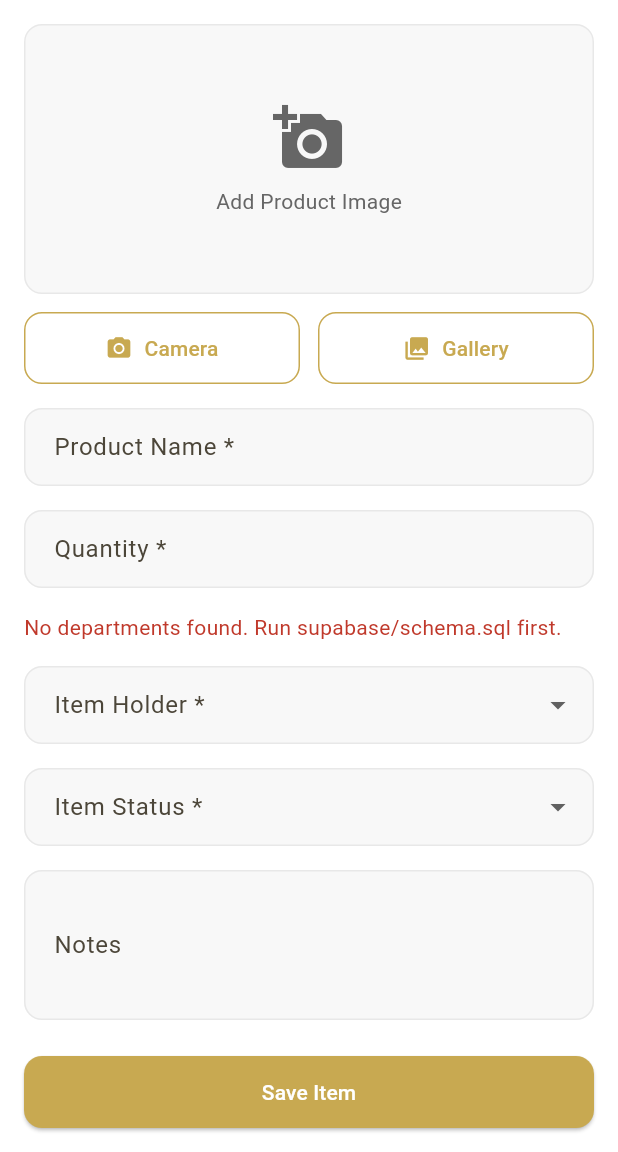
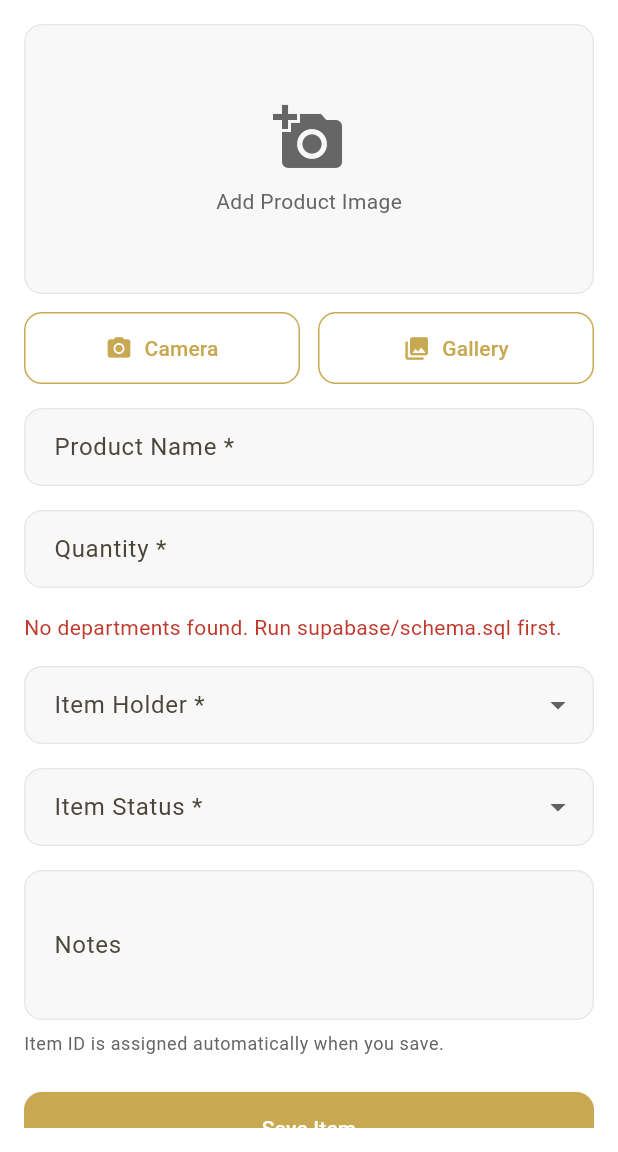
Before and after one commit to N4theee/OLT_INVENTORY, a Flutter app: the AddInventoryScreen screen opened directly, on a phone screen of 412 x 824 dp, the part 84-1236 px from its top. Run offline on Flutter 3.47's test engine with Material 3 defaults, Android fonts, the phone set to English and light mode, and no system bars; our stand-ins replace cached_network_image, image_picker, pdf, printing, share_plus, supabase_flutter; accounts and stored records are empty.

Commit message:
Update inventory features and item code support

```diff
--- a/lib/constants/app_constants.dart
+++ b/lib/constants/app_constants.dart
@@ -67,4 +67,22 @@ class AppConstants {
     'CED',
     'Uncategorized',
   ];
+
+  static const Map<String, String> departmentCodes = {
+    'Pastors Department': 'PST',
+    'Board': 'BRD',
+    "Men's Department": 'MEN',
+    "Women's Department": 'WOM',
+    'Youth Department': 'YOF',
+    'CED': 'CED',
+    'Uncategorized': 'UNC',
+  };
+
+  static const Map<String, String> cedCategoryCodes = {
+    'Dancers': 'DNC',
+    'Musicians': 'MSC',
+    'Sound System': 'SND',
+    'Sunday School': 'SUN',
+    'Technical': 'TEC',
+  };
 }
--- a/lib/models/inventory_item_model.dart
+++ b/lib/models/inventory_item_model.dart
@@ -11,6 +11,7 @@ class InventoryItem {
     this.imageUrl,
     this.notes,
     this.cedCategory,
+    this.itemCode,
     required this.dateAdded,
     required this.lastUpdated,
     this.isDeleted = false,
@@ -26,6 +27,7 @@ class InventoryItem {
   final String? imageUrl;
   final String? notes;
   final String? cedCategory;
+  final String? itemCode;
   final DateTime dateAdded;
   final DateTime lastUpdated;
   final bool isDeleted;
@@ -48,6 +50,7 @@ class InventoryItem {
       imageUrl: json['image_url'] as String?,
       notes: json['notes'] as String?,
       cedCategory: json['ced_category'] as String?,
+      itemCode: json['item_code'] as String?,
       dateAdded: DateTime.parse(json['date_added'] as String),
       lastUpdated: DateTime.parse(json['last_updated'] as String),
       isDeleted: json['is_deleted'] as bool? ?? false,
@@ -65,6 +68,7 @@ class InventoryItem {
       'image_url': imageUrl,
       'notes': notes,
       'ced_category': cedCategory,
+      'item_code': itemCode,
       'date_added': dateAdded.toIso8601String(),
       'last_updated': lastUpdated.toIso8601String(),
       'is_deleted': isDeleted,
@@ -95,6 +99,7 @@ class InventoryItem {
     String? imageUrl,
     String? notes,
     String? cedCategory,
+    String? itemCode,
     DateTime? dateAdded,
     DateTime? lastUpdated,
     bool? isDeleted,
@@ -110,6 +115,7 @@ class InventoryItem {
       imageUrl: imageUrl ?? this.imageUrl,
       notes: notes ?? this.notes,
       cedCategory: cedCategory ?? this.cedCategory,
+      itemCode: itemCode ?? this.itemCode,
       dateAdded: dateAdded ?? this.dateAdded,
       lastUpdated: lastUpdated ?? this.lastUpdated,
       isDeleted: isDeleted ?? this.isDeleted,
--- a/lib/models/inventory_report_model.dart
+++ b/lib/models/inventory_report_model.dart
@@ -186,4 +186,8 @@ class InventoryReportData {
   }
 
   static String ownedBy(InventoryItem item) => item.itemHolder;
+
+  static String itemIdDisplay(InventoryItem item, int fallbackIndex) {
+    return item.itemCode ?? '$fallbackIndex';
+  }
 }
--- a/lib/providers/inventory_provider.dart
+++ b/lib/providers/inventory_provider.dart
@@ -125,7 +125,7 @@ class InventoryProvider extends ChangeNotifier {
     loadItems(refresh: true);
   }
 
-  Future<bool> addItem({
+  Future<InventoryItem?> addItem({
     required String productName,
     required int quantity,
     required String departmentId,
@@ -137,7 +137,7 @@ class InventoryProvider extends ChangeNotifier {
     required String departmentName,
   }) async {
     try {
-      await _service.addItem(
+      final item = await _service.addItem(
         productName: productName,
         quantity: quantity,
         departmentId: departmentId,
@@ -151,11 +151,11 @@ class InventoryProvider extends ChangeNotifier {
       await loadItems(refresh: true);
       _error = null;
       notifyListeners();
-      return true;
+      return item;
     } catch (e) {
       _error = e.toString().replaceFirst('Exception: ', '');
       notifyListeners();
-      return false;
+      return null;
     }
   }
 
--- a/lib/screens/add_inventory_screen.dart
+++ b/lib/screens/add_inventory_screen.dart
@@ -90,7 +90,7 @@ class _AddInventoryScreenState extends State<AddInventoryScreen> {
         deptProvider.findById(_departmentId!)?.departmentName ?? 'Unknown';
     final isCed = isCedDepartmentName(deptName);
 
-    final success = await context.read<InventoryProvider>().addItem(
+    final item = await context.read<InventoryProvider>().addItem(
           productName: _nameController.text.trim(),
           quantity: int.parse(_quantityController.text.trim()),
           departmentId: _departmentId!,
@@ -109,10 +109,11 @@ class _AddInventoryScreenState extends State<AddInventoryScreen> {
 
     final provider = context.read<InventoryProvider>();
 
-    if (success) {
+    if (item != null) {
       context.read<DashboardProvider>().loadDashboard();
+      final idLabel = item.itemCode ?? 'assigned';
       ScaffoldMessenger.of(context).showSnackBar(
-        const SnackBar(content: Text('Item added successfully')),
+        SnackBar(content: Text('Item added — ID: $idLabel')),
       );
       _formKey.currentState!.reset();
       setState(() {
@@ -250,6 +251,13 @@ class _AddInventoryScreenState extends State<AddInventoryScreen> {
                 decoration: const InputDecoration(labelText: 'Notes'),
                 maxLines: 3,
               ),
+              const SizedBox(height: 8),
+              Text(
+                'Item ID is assigned automatically when you save.',
+                style: Theme.of(context).textTheme.bodySmall?.copyWith(
+                      color: AppColors.mutedText,
+                    ),
+              ),
               const SizedBox(height: 24),
               ElevatedButton(
                 onPressed: _isSaving ? null : _save,
--- a/lib/screens/all_items_screen.dart
+++ b/lib/screens/all_items_screen.dart
@@ -58,7 +58,7 @@ class _AllItemsScreenState extends State<AllItemsScreen> {
               children: [
                 SearchBarWidget(
                   controller: _searchController,
-                  hintText: 'Search by product name...',
+                  hintText: 'Search by name or Item ID...',
                   onChanged: (value) {
                     context.read<InventoryProvider>().setSearch(value);
                   },
--- a/lib/screens/department_detail_screen.dart
+++ b/lib/screens/department_detail_screen.dart
@@ -133,7 +133,7 @@ class _DepartmentDetailScreenState extends State<DepartmentDetailScreen> {
               children: [
                 SearchBarWidget(
                   controller: _searchController,
-                  hintText: 'Search items in ${widget.departmentName}...',
+                  hintText: 'Search by name or Item ID in ${widget.departmentName}...',
                   onChanged: _applySearch,
                   onClear: () => _applySearch(''),
                 ),
--- a/lib/screens/edit_inventory_screen.dart
+++ b/lib/screens/edit_inventory_screen.dart
@@ -211,6 +211,15 @@ class _EditInventoryScreenState extends State<EditInventoryScreen> {
                 ),
               const SizedBox(height: 16),
               TextFormField(
+                initialValue: widget.item.itemCode ?? 'Not assigned',
+                readOnly: true,
+                decoration: const InputDecoration(
+                  labelText: 'Item ID',
+                  helperText: 'Auto-assigned when created. Cannot be changed.',
+                ),
+              ),
+              const SizedBox(height: 16),
+              TextFormField(
                 controller: _nameController,
                 decoration: const InputDecoration(labelText: 'Product Name *'),
                 validator: Validators.productName,
--- a/lib/screens/item_details_screen.dart
+++ b/lib/screens/item_details_screen.dart
@@ -112,6 +112,8 @@ class _ItemDetailsScreenState extends State<ItemDetailsScreen> {
                           ),
                     ),
                     const SizedBox(height: 16),
+                    if (_item!.itemCode != null && _item!.itemCode!.isNotEmpty)
+                      _DetailRow(label: 'Item ID', value: _item!.itemCode!),
                     _DetailRow(label: 'Quantity', value: '${_item!.quantity}'),
                     _DetailRow(
                       label: 'Department',
--- a/lib/screens/reports_screen.dart
+++ b/lib/screens/reports_screen.dart
@@ -536,7 +536,7 @@ class _ReportPreview extends StatelessWidget {
                       AppColors.lightGrayCard,
                     ),
                     columns: const [
-                      DataColumn(label: Text('ITEM NO')),
+                      DataColumn(label: Text('ITEM ID')),
                       DataColumn(label: Text('ITEM NAME/ DESCRIPTION')),
                       DataColumn(label: Text('DETAILS')),
                       DataColumn(label: Text('ITEM STATUS')),
@@ -547,7 +547,12 @@ class _ReportPreview extends StatelessWidget {
                       final item = entry.value;
                       return DataRow(
                         cells: [
-                          DataCell(Text('${entry.key + 1}')),
+                          DataCell(Text(
+                            InventoryReportData.itemIdDisplay(
+                              item,
+                              entry.key + 1,
+                            ),
+                          )),
                           DataCell(Text(item.productName)),
                           DataCell(Text(InventoryReportData.itemDetails(item))),
                           DataCell(Text(item.status)),
@@ -601,7 +606,7 @@ class _MobileReportItem extends StatelessWidget {
           crossAxisAlignment: CrossAxisAlignment.start,
           children: [
             Text(
-              '$index. ${item.productName}',
+              '${InventoryReportData.itemIdDisplay(item, index)} — ${item.productName}',
               style: const TextStyle(fontWeight: FontWeight.w600),
             ),
             const SizedBox(height: 4),
--- a/lib/services/report_csv_service.dart
+++ b/lib/services/report_csv_service.dart
@@ -25,13 +25,13 @@ class ReportCsvService {
     buffer.writeln();
 
     buffer.writeln(
-      'ITEM NO,ITEM NAME/ DESCRIPTION,DETAILS,ITEM STATUS,OWNED BY,REMARKS',
+      'ITEM ID,ITEM NAME/ DESCRIPTION,DETAILS,ITEM STATUS,OWNED BY,REMARKS',
     );
 
     for (var i = 0; i < data.items.length; i++) {
       final item = data.items[i];
       buffer.writeln([
-        '${i + 1}',
+        InventoryReportData.itemIdDisplay(item, i + 1),
         _escape(item.productName),
         _escape(InventoryReportData.itemDetails(item)),
         _escape(item.status),
--- a/lib/services/report_pdf_service.dart
+++ b/lib/services/report_pdf_service.dart
@@ -309,7 +309,7 @@ class ReportPdfService {
         pw.TableRow(
           decoration: pw.BoxDecoration(color: _lightGray),
           children: [
-            _tableCell('ITEM NO', headerStyle, align: pw.Alignment.center),
+            _tableCell('ITEM ID', headerStyle, align: pw.Alignment.center),
             _tableCell('ITEM NAME/ DESCRIPTION', headerStyle),
             _tableCell('DETAILS', headerStyle),
             _tableCell('ITEM STATUS', headerStyle),
@@ -322,7 +322,11 @@ class ReportPdfService {
           final item = entry.value;
           return pw.TableRow(
             children: [
-              _tableCell('${index + 1}', cellStyle, align: pw.Alignment.center),
+              _tableCell(
+                InventoryReportData.itemIdDisplay(item, index + 1),
+                cellStyle,
+                align: pw.Alignment.center,
+              ),
               _tableCell(item.productName, cellStyle),
               _tableCell(InventoryReportData.itemDetails(item), cellStyle),
               _tableCell(item.status, cellStyle),
```
Also changed, not shown: lib/services/inventory_service.dart (+37 -3 lines), lib/utils/item_code_generator.dart (added, +55 -0 lines), lib/widgets/inventory_card.dart (+12 -0 lines), 2 other files.
